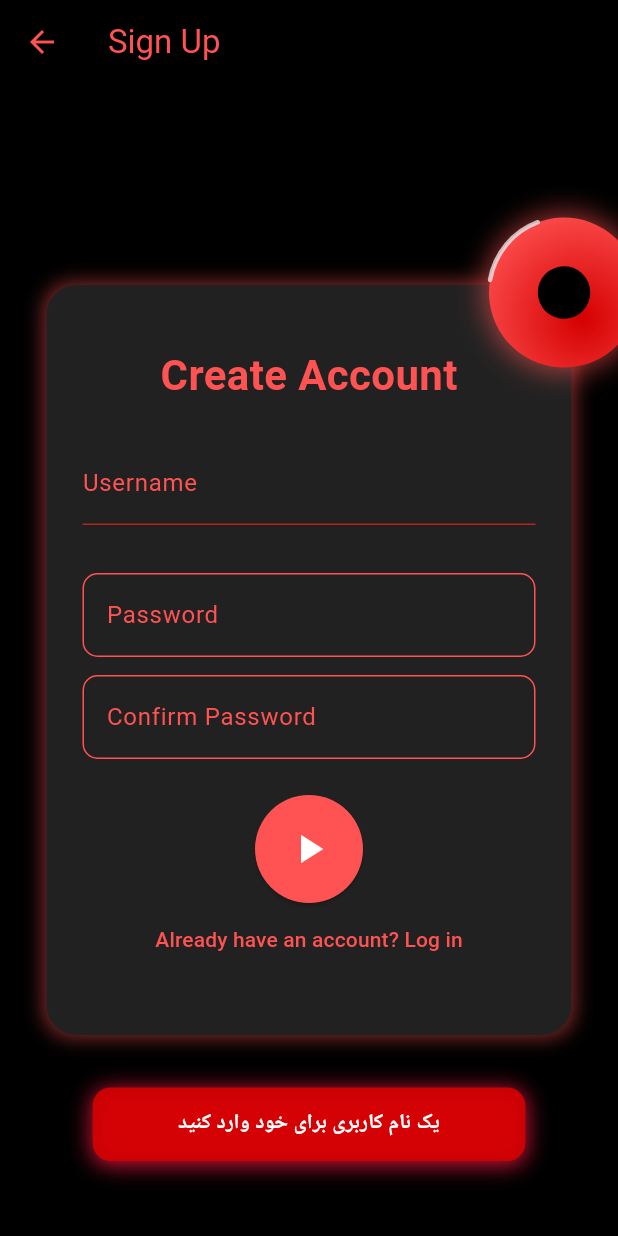
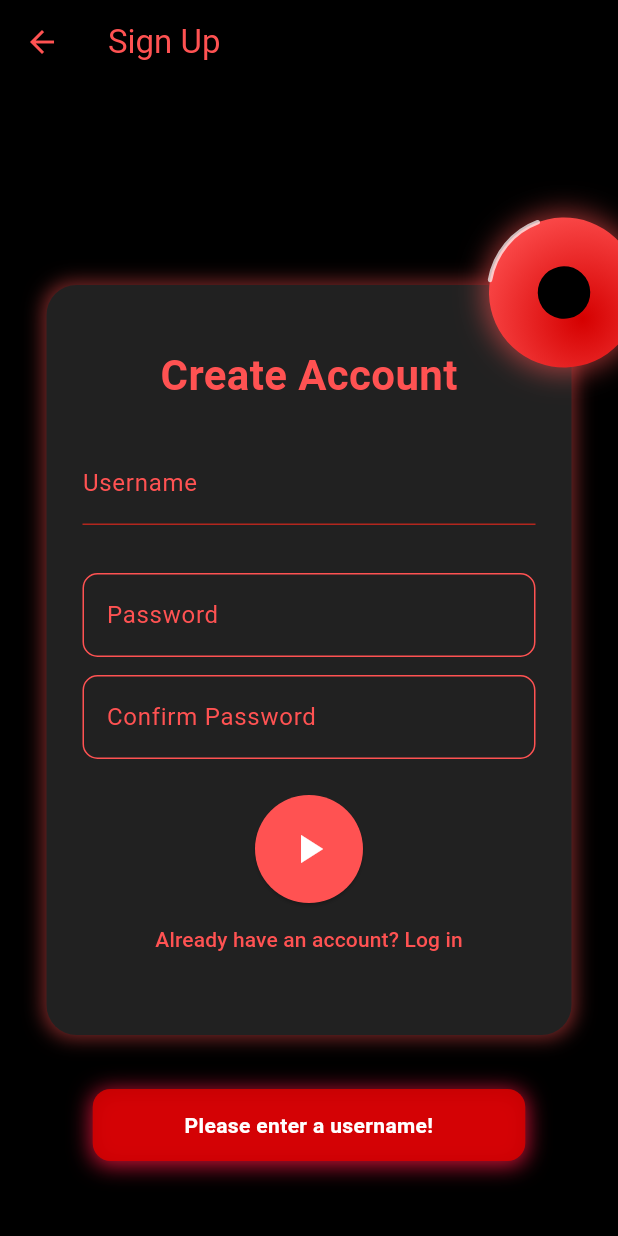
Before and after one commit to Daryaprs/APproject, a Flutter app: the SignupPage screen opened by its route, after a tap on the "play arrow" icon, on a phone screen of 412 x 824 dp. Run offline on Flutter 3.47's test engine with Material 3 defaults, Android fonts, the light colour scheme and no system bars.

Commit message:
Updated login and signup page

```diff
--- a/ap_music_player/lib/login_page.dart
+++ b/ap_music_player/lib/login_page.dart
@@ -1,6 +1,5 @@
 import 'package:flutter/material.dart';
 import 'package:ap_music_player/home_page.dart';
-
 import 'User.dart';
 
 class LoginPage extends StatefulWidget {
@@ -122,7 +121,7 @@ class _LoginPageState extends State<LoginPage> with SingleTickerProviderStateMix
                       ),
                         validator: (value) {
                           if (value == null || value.isEmpty) {
-                            showToast('نام کاربری را وارد کنید');
+                            showToast('Please enter your username!');
                             return '';
                           }
                           else
@@ -150,7 +149,7 @@ class _LoginPageState extends State<LoginPage> with SingleTickerProviderStateMix
                         validator: (value) {
                         if(completeUserName){
                           if (value == null || value.isEmpty) {
-                            showToast('رمز خود را وارد کنید');
+                            showToast('Please enter your password!');
                             return '';
                           }
                         }
--- a/ap_music_player/lib/signup_page.dart
+++ b/ap_music_player/lib/signup_page.dart
@@ -1,4 +1,6 @@
 import 'package:flutter/material.dart';
+import 'package:ap_music_player/home_page.dart';
+import 'User.dart';
 
 class SignupPage extends StatefulWidget {
   @override
@@ -54,20 +56,9 @@ class _SignupPageState extends State<SignupPage> with SingleTickerProviderStateM
   //این تابع تغییرات نیاز دارد
   void _signup() {
     if (_formKey.currentState!.validate()) {
-      showDialog(
-        context: context,
-        builder: (_) => AlertDialog(
-          backgroundColor: Colors.black,
-          title: Text('Signup Success', style: TextStyle(color: Colors.redAccent)),
-          content: Text('Account created for ${userNameController.text}!', style: TextStyle(color: Colors.white)),
-          actions: [
-            TextButton(
-              onPressed: () => Navigator.pop(context),
-              child: Text('OK', style: TextStyle(color: Colors.redAccent)),
-            )
-          ],
-        ),
-      );
+      Navigator.pushReplacementNamed(context, '/home');
+      User loginUser = User(username: userNameController.text, password: passwordController.text);
+      sendLoginData(loginUser);
     }
   }
 
@@ -120,10 +111,10 @@ class _SignupPageState extends State<SignupPage> with SingleTickerProviderStateM
                       decoration: _inputDecoration('Username'),
                       validator: (value) {
                         if (value == null || value.isEmpty) {
-                          showToast('یک نام کاربری برای خود وارد کنید');
+                          showToast('Please enter a username!');
                           return '';
                         } else if (!(phoneRegex.hasMatch(value) || emailRegex.hasMatch(value))) {
-                          showToast('نام کاریری فقظ یاید شماره تلفن یا ایمیل باشد');
+                          showToast('Username must be a valid email or phone number.');
                           return '';
                         } else {
                           completeUserName = true;
@@ -140,13 +131,13 @@ class _SignupPageState extends State<SignupPage> with SingleTickerProviderStateM
                       validator: (value) {
                         if (completeUserName) {
                           if ((value == null || value.length < 8)) {
-                            showToast('رمز عبور باید حداقل ۸ کاراکتر باشد');
+                            showToast('Password must be at least 8 characters long.');
                             return '';
                           } else if (value.contains(userNameController.text)) {
-                            showToast('رمز عبور نباید شامل نام کاربری باشد');
+                            showToast('Password should not contain your username!');
                             return '';
                           } else if (!passwordRegex.hasMatch(value)) {
-                            showToast('رمز عبور باید شامل حروف بزرگ و کوچک و ارقام باشد');
+                            showToast('Password must include uppercase and lowercase letters and numbers.');
                             return '';
                           } else
                             completePass = true;
@@ -161,9 +152,11 @@ class _SignupPageState extends State<SignupPage> with SingleTickerProviderStateM
                       obscureText: true,
                       decoration: _inputDecoration('Confirm Password'),
                       validator: (value) {
-                        if (completePass && value != passwordController.text) {
-                          showToast('تکرار رمز صحیح نیست');
-                          return '';
+                        if(completePass && completeUserName){
+                          if (value != passwordController.text) {
+                            showToast('Passwords do not match!');
+                            return '';
+                          }
                         }
                         return null;
                       },
```
